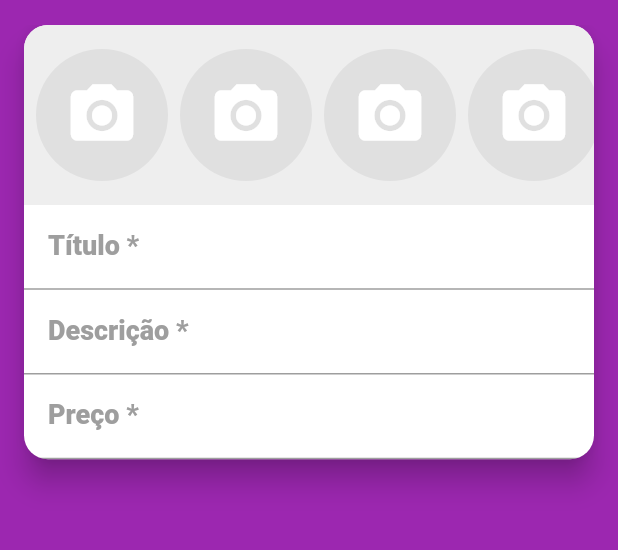
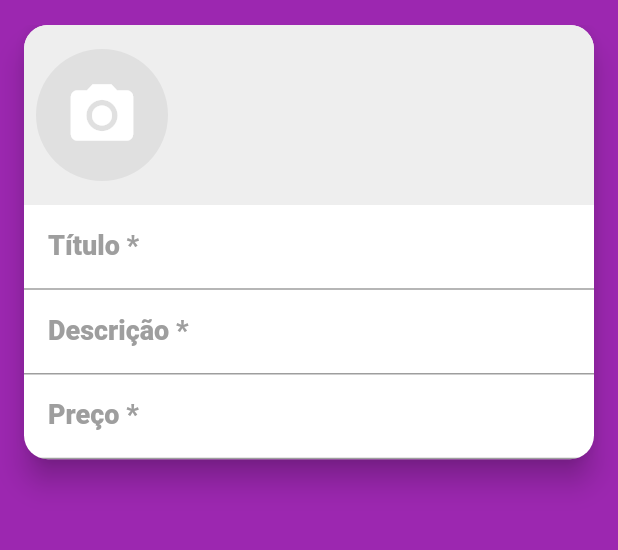
Before and after one commit to eskokado/esk_olx_mobx, a Flutter app: the screen it shows after launch, swiped to page 2, on a phone screen of 412 x 824 dp, the part 59-609 px from its top. Run offline on Flutter 3.47's test engine with Material 2 defaults, Android fonts, the phone set to English and light mode, and no system bars; our stand-ins replace brasil_fields, flutter_mobx, get_it, image_cropper, image_picker, mobx and 1 more; accounts and stored records are empty; generated files the repository leaves out were written again.

Commit message:
feat: exibindo as imagens selecionadas

```diff
--- a/lib/screens/create/components/image_source_modal.dart
+++ b/lib/screens/create/components/image_source_modal.dart
@@ -85,6 +85,6 @@ class ImageSourceModal extends StatelessWidget {
         doneButtonTitle: 'Concluir',
       ),
     );
-    onImageSelected(croppedFile);
+    if (croppedFile != null) onImageSelected(croppedFile);
   }
 }
--- a/lib/screens/create/components/images_field.dart
+++ b/lib/screens/create/components/images_field.dart
@@ -2,23 +2,32 @@ import 'dart:io';
 
 import 'package:flutter/cupertino.dart';
 import 'package:flutter/material.dart';
+import 'package:flutter_mobx/flutter_mobx.dart';
 
+import '../../../stores/create_store.dart';
 import 'image_source_modal.dart';
 
 class ImagesField extends StatelessWidget {
+  ImagesField(this.createStore);
+
+  final CreateStore createStore;
   @override
   Widget build(BuildContext context) {
     void onImageSelected(File image) {
+      createStore.images.add(image);
       Navigator.of(context).pop();
     }
 
     return Container(
       color: Colors.grey[200],
       height: 120,
-      child: ListView.builder(
+      child: Observer(builder: (_) {
+        return ListView.builder(
           scrollDirection: Axis.horizontal,
-        itemCount: 5,
+          itemCount: createStore.images.length < 5
+            ? createStore.images.length + 1 : 5,
           itemBuilder: (_, index) {
+            if (index == createStore.images.length) {
               return Padding(
                 padding: const EdgeInsets.fromLTRB(8, 8, 0, 8),
                 child: GestureDetector(
@@ -51,8 +60,23 @@ class ImagesField extends StatelessWidget {
                   ),
                 ),
               );
+            }else {
+              return Padding(
+                padding: EdgeInsets.fromLTRB(8, 16, (index == 4) ? 16 : 0, 16),
+                child: GestureDetector(
+                  onTap: () {
                   },
+                  child: CircleAvatar(
+                    radius: 44,
+                    backgroundImage: FileImage(createStore.images[index]),
                   ),
+                ),
+              );
+
+            };
+          },
+        );
+      }),
     );
   }
 }
--- a/lib/screens/create/create_screen.dart
+++ b/lib/screens/create/create_screen.dart
@@ -1,11 +1,15 @@
 import 'package:brasil_fields/brasil_fields.dart';
 import 'package:flutter/material.dart';
 import 'package:flutter/services.dart';
+import '../../stores/create_store.dart';
 
 import '../../components/custom_drawer/custom_drawer.dart';
 import 'components/images_field.dart';
 
 class CreateScreen extends StatelessWidget {
+  final CreateStore createStore = CreateStore();
+  @override
+  Widget build(BuildContext context) {
     final labelStyle = TextStyle(
                     fontWeight: FontWeight.w800,
                     color: Colors.grey,
@@ -14,8 +18,6 @@ class CreateScreen extends StatelessWidget {
 
     final contentPadding = const EdgeInsets.fromLTRB(16, 10, 12, 10);
 
-  @override
-  Widget build(BuildContext context) {
     return Scaffold(
       drawer: CustomDrawer(),
       appBar: AppBar(
@@ -32,7 +34,7 @@ class CreateScreen extends StatelessWidget {
         child: Column(
           mainAxisSize: MainAxisSize.min,
           children: [
-            ImagesField(),
+            ImagesField(createStore),
             TextFormField(
               decoration: InputDecoration(
                 labelText: 'Título *',
--- /dev/null
+++ b/lib/stores/create_store.dart
@@ -0,0 +1,8 @@
+import 'package:mobx/mobx.dart';
+part 'create_store.g.dart';
+
+class CreateStore = _CreateStore with _$CreateStore;
+
+abstract class _CreateStore with Store {
+  ObservableList images = ObservableList();
+}
```
Also changed, not shown: lib/stores/create_store.g.dart (added). Lines whose indentation alone changed are shown as unchanged.
